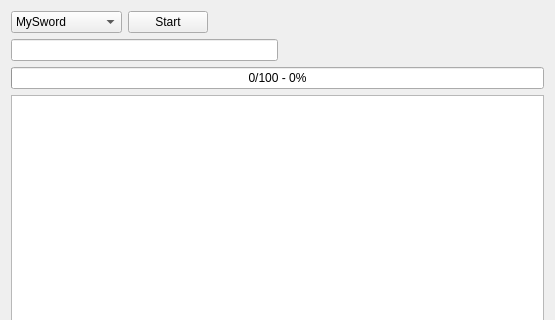
Above: bibconv.ui from SoftProjector/BibleSongProcessor before the change; both pictures show x 0 to 555 and y 0 to 320 of the 555 by 557 pixel window. Below: the same form after it.
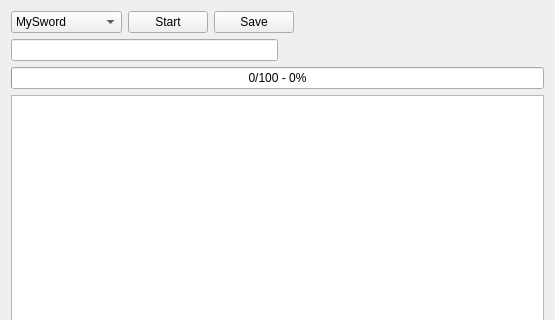
That is the form after the change.

What changed in the file:
```diff
--- a/bibconv.ui
+++ b/bibconv.ui
@@ -63,6 +63,13 @@
         </property>
        </widget>
       </item>
+      <item>
+       <widget class="QPushButton" name="pushButtonSave">
+        <property name="text">
+         <string>Save</string>
+        </property>
+       </widget>
+      </item>
       <item>
        <spacer name="horizontalSpacer">
         <property name="orientation">
```
